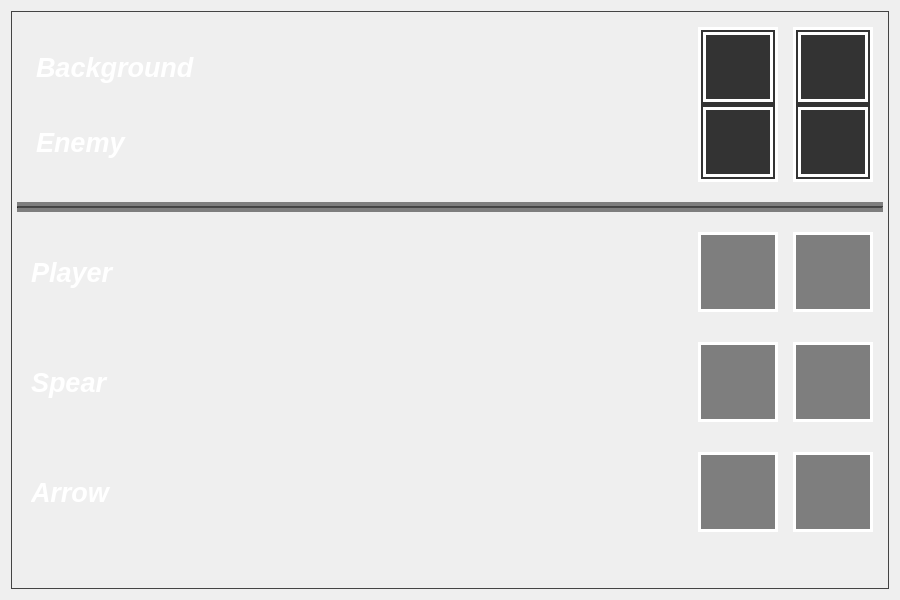
The window that skinselect.ui (MrSupremacy/cxsjsx_very_QuTe) describes before a commit, drawn with Qt 5.
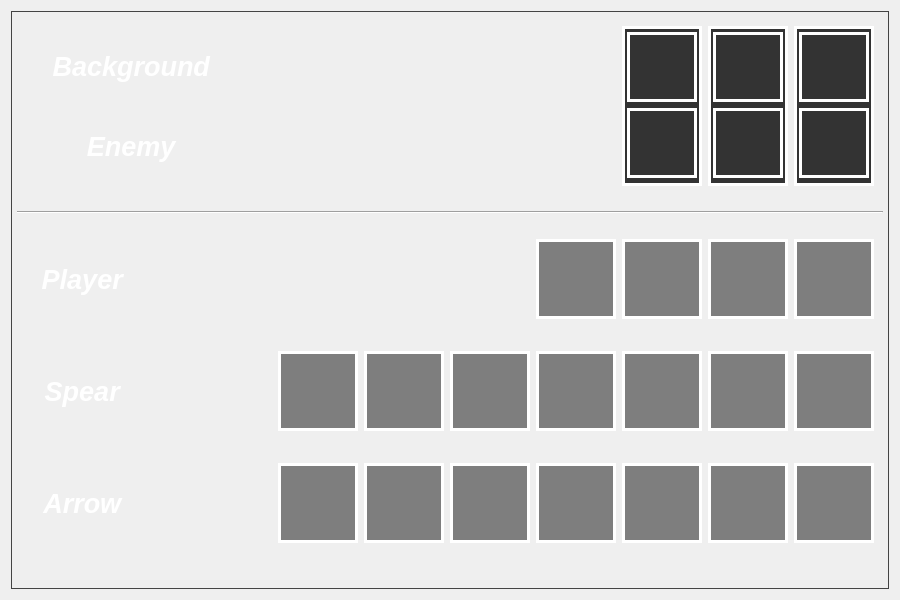
The same window after the commit. Icons and pictures are not drawn.

```diff
--- a/skinselect.ui
+++ b/skinselect.ui
@@ -44,7 +44,7 @@
       </property>
       <layout class="QVBoxLayout" name="verticalLayout_4">
        <property name="spacing">
-        <number>10</number>
+        <number>12</number>
        </property>
        <property name="leftMargin">
         <number>5</number>
@@ -75,22 +75,7 @@
 }
 </string>
          </property>
-         <layout class="QHBoxLayout" name="horizontalLayout_2">
-          <property name="spacing">
-           <number>15</number>
-          </property>
-          <property name="leftMargin">
-           <number>10</number>
-          </property>
-          <property name="topMargin">
-           <number>10</number>
-          </property>
-          <property name="rightMargin">
-           <number>10</number>
-          </property>
-          <property name="bottomMargin">
-           <number>10</number>
-          </property>
+         <layout class="QHBoxLayout" name="horizontalLayout">
           <item>
            <widget class="QWidget" name="style_l" native="true">
             <property name="styleSheet">
@@ -99,7 +84,7 @@
             </property>
             <layout class="QVBoxLayout" name="verticalLayout" stretch="0,0">
              <property name="spacing">
-              <number>5</number>
+              <number>10</number>
              </property>
              <property name="topMargin">
               <number>5</number>
@@ -114,13 +99,13 @@
               <widget class="QLabel" name="ba_l">
                <property name="minimumSize">
                 <size>
-                 <width>0</width>
+                 <width>200</width>
                  <height>70</height>
                 </size>
                </property>
                <property name="maximumSize">
                 <size>
-                 <width>16777215</width>
+                 <width>200</width>
                  <height>70</height>
                 </size>
                </property>
@@ -131,8 +116,15 @@
                  <bold>true</bold>
                 </font>
                </property>
+               <property name="styleSheet">
+                <string notr="true">border-image: url(:/ImageResources/blank_sign.png);
+border-radius: 0px;</string>
+               </property>
                <property name="text">
-                <string>Background</string>
+                <string>Background </string>
+               </property>
+               <property name="alignment">
+                <set>Qt::AlignmentFlag::AlignCenter</set>
                </property>
               </widget>
              </item>
@@ -140,13 +132,13 @@
               <widget class="QLabel" name="en_l">
                <property name="minimumSize">
                 <size>
-                 <width>0</width>
+                 <width>200</width>
                  <height>70</height>
                 </size>
                </property>
                <property name="maximumSize">
                 <size>
-                 <width>16777215</width>
+                 <width>200</width>
                  <height>70</height>
                 </size>
                </property>
@@ -157,8 +149,15 @@
                  <bold>true</bold>
                 </font>
                </property>
+               <property name="styleSheet">
+                <string notr="true">border-image: url(:/ImageResources/blank_sign.png);
+border-radius: 0px;</string>
+               </property>
                <property name="text">
-                <string>Enemy</string>
+                <string>Enemy </string>
+               </property>
+               <property name="alignment">
+                <set>Qt::AlignmentFlag::AlignCenter</set>
                </property>
               </widget>
              </item>
@@ -320,6 +319,77 @@
             </layout>
            </widget>
           </item>
+          <item>
+           <widget class="QFrame" name="style_3">
+            <property name="styleSheet">
+             <string notr="true">border: 3px solid #fff;
+border-radius: 0px;</string>
+            </property>
+            <layout class="QVBoxLayout" name="verticalLayout_6">
+             <property name="spacing">
+              <number>5</number>
+             </property>
+             <property name="leftMargin">
+              <number>2</number>
+             </property>
+             <property name="topMargin">
+              <number>2</number>
+             </property>
+             <property name="rightMargin">
+              <number>2</number>
+             </property>
+             <property name="bottomMargin">
+              <number>2</number>
+             </property>
+             <item>
+              <widget class="QPushButton" name="ba_3">
+               <property name="minimumSize">
+                <size>
+                 <width>70</width>
+                 <height>70</height>
+                </size>
+               </property>
+               <property name="maximumSize">
+                <size>
+                 <width>70</width>
+                 <height>70</height>
+                </size>
+               </property>
+               <property name="styleSheet">
+                <string notr="true">border-image: url(:/ImageResources/sandstone_top.png);
+border-radius: 0px;</string>
+               </property>
+               <property name="text">
+                <string/>
+               </property>
+              </widget>
+             </item>
+             <item>
+              <widget class="QPushButton" name="en_3">
+               <property name="minimumSize">
+                <size>
+                 <width>70</width>
+                 <height>70</height>
+                </size>
+               </property>
+               <property name="maximumSize">
+                <size>
+                 <width>70</width>
+                 <height>70</height>
+                </size>
+               </property>
+               <property name="styleSheet">
+                <string notr="true">border-image: url(:/ImageResources/HuskFace.png);
+border-radius: 0px;</string>
+               </property>
+               <property name="text">
+                <string/>
+               </property>
+              </widget>
+             </item>
+            </layout>
+           </widget>
+          </item>
          </layout>
         </widget>
        </item>
@@ -337,6 +407,10 @@
            <height>10</height>
           </size>
          </property>
+         <property name="styleSheet">
+          <string notr="true">border-image: none;
+background-color: none;</string>
+         </property>
          <property name="orientation">
           <enum>Qt::Orientation::Horizontal</enum>
          </property>
@@ -366,34 +440,19 @@
 border-image: none;
 }</string>
          </property>
-         <layout class="QHBoxLayout" name="horizontalLayout_3">
-          <property name="spacing">
-           <number>15</number>
-          </property>
-          <property name="leftMargin">
-           <number>14</number>
-          </property>
-          <property name="topMargin">
-           <number>10</number>
-          </property>
-          <property name="rightMargin">
-           <number>10</number>
-          </property>
-          <property name="bottomMargin">
-           <number>10</number>
-          </property>
+         <layout class="QHBoxLayout" name="horizontalLayout_2">
           <item>
            <widget class="QLabel" name="player_l">
             <property name="minimumSize">
              <size>
-              <width>0</width>
-              <height>80</height>
+              <width>120</width>
+              <height>70</height>
              </size>
             </property>
             <property name="maximumSize">
              <size>
-              <width>16777215</width>
-              <height>80</height>
+              <width>120</width>
+              <height>70</height>
              </size>
             </property>
             <property name="font">
@@ -404,10 +463,14 @@
              </font>
             </property>
             <property name="styleSheet">
-             <string notr="true">border-image: none;</string>
+             <string notr="true">border-image: url(:/ImageResources/plank.png);
+border-radius: 0px;</string>
             </property>
             <property name="text">
-             <string>Player</string>
+             <string>Player </string>
+            </property>
+            <property name="alignment">
+             <set>Qt::AlignmentFlag::AlignCenter</set>
             </property>
            </widget>
           </item>
@@ -425,7 +488,7 @@
            </spacer>
           </item>
           <item>
-           <widget class="QFrame" name="pl1_f">
+           <widget class="QFrame" name="plf_1">
             <property name="minimumSize">
              <size>
               <width>80</width>
@@ -489,7 +552,7 @@
            </widget>
           </item>
           <item>
-           <widget class="QFrame" name="pl2_f">
+           <widget class="QFrame" name="plf_2">
             <property name="minimumSize">
              <size>
               <width>80</width>
@@ -552,6 +615,134 @@
             </layout>
            </widget>
           </item>
+          <item>
+           <widget class="QFrame" name="plf_3">
+            <property name="minimumSize">
+             <size>
+              <width>80</width>
+              <height>80</height>
+             </size>
+            </property>
+            <property name="maximumSize">
+             <size>
+              <width>80</width>
+              <height>80</height>
+             </size>
+            </property>
+            <property name="styleSheet">
+             <string notr="true">border: 3px solid #fff;
+border-radius: 0px;</string>
+            </property>
+            <property name="frameShape">
+             <enum>QFrame::Shape::StyledPanel</enum>
+            </property>
+            <property name="frameShadow">
+             <enum>QFrame::Shadow::Raised</enum>
+            </property>
+            <layout class="QHBoxLayout" name="horizontalLayout_12">
+             <property name="leftMargin">
+              <number>0</number>
+             </property>
+             <property name="topMargin">
+              <number>0</number>
+             </property>
+             <property name="rightMargin">
+              <number>0</number>
+             </property>
+             <property name="bottomMargin">
+              <number>0</number>
+             </property>
+             <item>
+              <widget class="QPushButton" name="player_3">
+               <property name="minimumSize">
+                <size>
+                 <width>70</width>
+                 <height>70</height>
+                </size>
+               </property>
+               <property name="maximumSize">
+                <size>
+                 <width>70</width>
+                 <height>70</height>
+                </size>
+               </property>
+               <property name="styleSheet">
+                <string notr="true">border-image: url(:/ImageResources/EntitySprite_efe.png);
+border-radius: 0px;
+border: none;</string>
+               </property>
+               <property name="text">
+                <string/>
+               </property>
+              </widget>
+             </item>
+            </layout>
+           </widget>
+          </item>
+          <item>
+           <widget class="QFrame" name="plf_4">
+            <property name="minimumSize">
+             <size>
+              <width>80</width>
+              <height>80</height>
+             </size>
+            </property>
+            <property name="maximumSize">
+             <size>
+              <width>80</width>
+              <height>80</height>
+             </size>
+            </property>
+            <property name="styleSheet">
+             <string notr="true">border: 3px solid #fff;
+border-radius: 0px;</string>
+            </property>
+            <property name="frameShape">
+             <enum>QFrame::Shape::StyledPanel</enum>
+            </property>
+            <property name="frameShadow">
+             <enum>QFrame::Shadow::Raised</enum>
+            </property>
+            <layout class="QHBoxLayout" name="horizontalLayout_13">
+             <property name="leftMargin">
+              <number>0</number>
+             </property>
+             <property name="topMargin">
+              <number>0</number>
+             </property>
+             <property name="rightMargin">
+              <number>0</number>
+             </property>
+             <property name="bottomMargin">
+              <number>0</number>
+             </property>
+             <item>
+              <widget class="QPushButton" name="player_4">
+               <property name="minimumSize">
+                <size>
+                 <width>70</width>
+                 <height>70</height>
+                </size>
+               </property>
+               <property name="maximumSize">
+                <size>
+                 <width>70</width>
+                 <height>70</height>
+                </size>
+               </property>
+               <property name="styleSheet">
+                <string notr="true">border-image: url(:/ImageResources/EntitySprite_kai.png);
+border-radius: 0px;
+border: none;</string>
+               </property>
+               <property name="text">
+                <string/>
+               </property>
+              </widget>
+             </item>
+            </layout>
+           </widget>
+          </item>
          </layout>
         </widget>
        </item>
@@ -579,34 +770,19 @@
 border-image: none;
 }</string>
          </property>
-         <layout class="QHBoxLayout" name="horizontalLayout_4">
-          <property name="spacing">
-           <number>15</number>
-          </property>
-          <property name="leftMargin">
-           <number>14</number>
-          </property>
-          <property name="topMargin">
-           <number>10</number>
-          </property>
-          <property name="rightMargin">
-           <number>10</number>
-          </property>
-          <property name="bottomMargin">
-           <number>10</number>
-          </property>
+         <layout class="QHBoxLayout" name="horizontalLayout_3">
           <item>
            <widget class="QLabel" name="spear_l">
             <property name="minimumSize">
              <size>
-              <width>0</width>
-              <height>80</height>
+              <width>120</width>
+              <height>70</height>
              </size>
             </property>
             <property name="maximumSize">
              <size>
-              <width>16777215</width>
-              <height>80</height>
+              <width>120</width>
+              <height>70</height>
              </size>
             </property>
             <property name="font">
@@ -616,8 +792,15 @@
               <bold>true</bold>
              </font>
             </property>
+            <property name="styleSheet">
+             <string notr="true">border-image: url(:/ImageResources/plank.png);
+border-radius: 0px;</string>
+            </property>
             <property name="text">
-             <string>Spear</string>
+             <string>Spear </string>
+            </property>
+            <property name="alignment">
+             <set>Qt::AlignmentFlag::AlignCenter</set>
             </property>
            </widget>
           </item>
@@ -635,7 +818,7 @@
            </spacer>
           </item>
           <item>
-           <widget class="QFrame" name="sp1_f">
+           <widget class="QFrame" name="spf_1">
             <property name="minimumSize">
              <size>
               <width>80</width>
@@ -699,7 +882,7 @@
            </widget>
           </item>
           <item>
-           <widget class="QFrame" name="sp2_f">
+           <widget class="QFrame" name="spf_2">
             <property name="minimumSize">
              <size>
               <width>80</width>
@@ -762,6 +945,326 @@
             </layout>
            </widget>
           </item>
+          <item>
+           <widget class="QFrame" name="spf_3">
+            <property name="minimumSize">
+             <size>
+              <width>80</width>
+              <height>80</height>
+             </size>
+            </property>
+            <property name="maximumSize">
+             <size>
+              <width>80</width>
+              <height>80</height>
+             </size>
+            </property>
+            <property name="styleSheet">
+             <string notr="true">border: 3px solid #fff;
+border-radius: 0px;</string>
+            </property>
+            <property name="frameShape">
+             <enum>QFrame::Shape::StyledPanel</enum>
+            </property>
+            <property name="frameShadow">
+             <enum>QFrame::Shadow::Raised</enum>
+            </property>
+            <layout class="QHBoxLayout" name="horizontalLayout_14">
+             <property name="leftMargin">
+              <number>0</number>
+             </property>
+             <property name="topMargin">
+              <number>0</number>
+             </property>
+             <property name="rightMargin">
+              <number>0</number>
+             </property>
+             <property name="bottomMargin">
+              <number>0</number>
+             </property>
+             <item>
+              <widget class="QPushButton" name="spear_3">
+               <property name="minimumSize">
+                <size>
+                 <width>70</width>
+                 <height>70</height>
+                </size>
+               </property>
+               <property name="maximumSize">
+                <size>
+                 <width>70</width>
+                 <height>70</height>
+                </size>
+               </property>
+               <property name="styleSheet">
+                <string notr="true">border-radius: 0px;
+border-image: url(:/ImageResources/Invicon_Golden_Spear.png);
+border: none;</string>
+               </property>
+               <property name="text">
+                <string/>
+               </property>
+              </widget>
+             </item>
+            </layout>
+           </widget>
+          </item>
+          <item>
+           <widget class="QFrame" name="spf_4">
+            <property name="minimumSize">
+             <size>
+              <width>80</width>
+              <height>80</height>
+             </size>
+            </property>
+            <property name="maximumSize">
+             <size>
+              <width>80</width>
+              <height>80</height>
+             </size>
+            </property>
+            <property name="styleSheet">
+             <string notr="true">border: 3px solid #fff;
+border-radius: 0px;</string>
+            </property>
+            <property name="frameShape">
+             <enum>QFrame::Shape::StyledPanel</enum>
+            </property>
+            <property name="frameShadow">
+             <enum>QFrame::Shadow::Raised</enum>
+            </property>
+            <layout class="QHBoxLayout" name="horizontalLayout_15">
+             <property name="leftMargin">
+              <number>0</number>
+             </property>
+             <property name="topMargin">
+              <number>0</number>
+             </property>
+             <property name="rightMargin">
+              <number>0</number>
+             </property>
+             <property name="bottomMargin">
+              <number>0</number>
+             </property>
+             <item>
+              <widget class="QPushButton" name="spear_4">
+               <property name="minimumSize">
+                <size>
+                 <width>70</width>
+                 <height>70</height>
+                </size>
+               </property>
+               <property name="maximumSize">
+                <size>
+                 <width>70</width>
+                 <height>70</height>
+                </size>
+               </property>
+               <property name="styleSheet">
+                <string notr="true">border-radius: 0px;
+border-image: url(:/ImageResources/Invicon_Netherite_Spear.png);
+border: none;</string>
+               </property>
+               <property name="text">
+                <string/>
+               </property>
+              </widget>
+             </item>
+            </layout>
+           </widget>
+          </item>
+          <item>
+           <widget class="QFrame" name="spf_5">
+            <property name="minimumSize">
+             <size>
+              <width>80</width>
+              <height>80</height>
+             </size>
+            </property>
+            <property name="maximumSize">
+             <size>
+              <width>80</width>
+              <height>80</height>
+             </size>
+            </property>
+            <property name="styleSheet">
+             <string notr="true">border: 3px solid #fff;
+border-radius: 0px;</string>
+            </property>
+            <property name="frameShape">
+             <enum>QFrame::Shape::StyledPanel</enum>
+            </property>
+            <property name="frameShadow">
+             <enum>QFrame::Shadow::Raised</enum>
+            </property>
+            <layout class="QHBoxLayout" name="horizontalLayout_16">
+             <property name="leftMargin">
+              <number>0</number>
+             </property>
+             <property name="topMargin">
+              <number>0</number>
+             </property>
+             <property name="rightMargin">
+              <number>0</number>
+             </property>
+             <property name="bottomMargin">
+              <number>0</number>
+             </property>
+             <item>
+              <widget class="QPushButton" name="spear_5">
+               <property name="minimumSize">
+                <size>
+                 <width>70</width>
+                 <height>70</height>
+                </size>
+               </property>
+               <property name="maximumSize">
+                <size>
+                 <width>70</width>
+                 <height>70</height>
+                </size>
+               </property>
+               <property name="styleSheet">
+                <string notr="true">border-radius: 0px;
+border-image: url(:/ImageResources/Invicon_Stone_Spear.png);
+border: none;</string>
+               </property>
+               <property name="text">
+                <string/>
+               </property>
+              </widget>
+             </item>
+            </layout>
+           </widget>
+          </item>
+          <item>
+           <widget class="QFrame" name="spf_6">
+            <property name="minimumSize">
+             <size>
+              <width>80</width>
+              <height>80</height>
+             </size>
+            </property>
+            <property name="maximumSize">
+             <size>
+              <width>80</width>
+              <height>80</height>
+             </size>
+            </property>
+            <property name="styleSheet">
+             <string notr="true">border: 3px solid #fff;
+border-radius: 0px;</string>
+            </property>
+            <property name="frameShape">
+             <enum>QFrame::Shape::StyledPanel</enum>
+            </property>
+            <property name="frameShadow">
+             <enum>QFrame::Shadow::Raised</enum>
+            </property>
+            <layout class="QHBoxLayout" name="horizontalLayout_17">
+             <property name="leftMargin">
+              <number>0</number>
+             </property>
+             <property name="topMargin">
+              <number>0</number>
+             </property>
+             <property name="rightMargin">
+              <number>0</number>
+             </property>
+             <property name="bottomMargin">
+              <number>0</number>
+             </property>
+             <item>
+              <widget class="QPushButton" name="spear_6">
+               <property name="minimumSize">
+                <size>
+                 <width>70</width>
+                 <height>70</height>
+                </size>
+               </property>
+               <property name="maximumSize">
+                <size>
+                 <width>70</width>
+                 <height>70</height>
+                </size>
+               </property>
+               <property name="styleSheet">
+                <string notr="true">border-radius: 0px;
+border-image: url(:/ImageResources/Invicon_Iron_Spear.png);
+border: none;</string>
+               </property>
+               <property name="text">
+                <string/>
+               </property>
+              </widget>
+             </item>
+            </layout>
+           </widget>
+          </item>
+          <item>
+           <widget class="QFrame" name="spf_7">
+            <property name="minimumSize">
+             <size>
+              <width>80</width>
+              <height>80</height>
+             </size>
+            </property>
+            <property name="maximumSize">
+             <size>
+              <width>80</width>
+              <height>80</height>
+             </size>
+            </property>
+            <property name="styleSheet">
+             <string notr="true">border: 3px solid #fff;
+border-radius: 0px;</string>
+            </property>
+            <property name="frameShape">
+             <enum>QFrame::Shape::StyledPanel</enum>
+            </property>
+            <property name="frameShadow">
+             <enum>QFrame::Shadow::Raised</enum>
+            </property>
+            <layout class="QHBoxLayout" name="horizontalLayout_23">
+             <property name="leftMargin">
+              <number>0</number>
+             </property>
+             <property name="topMargin">
+              <number>0</number>
+             </property>
+             <property name="rightMargin">
+              <number>0</number>
+             </property>
+             <property name="bottomMargin">
+              <number>0</number>
+             </property>
+             <item>
+              <widget class="QPushButton" name="spear_7">
+               <property name="minimumSize">
+                <size>
+                 <width>70</width>
+                 <height>70</height>
+                </size>
+               </property>
+               <property name="maximumSize">
+                <size>
+                 <width>70</width>
+                 <height>70</height>
+                </size>
+               </property>
+               <property name="styleSheet">
+                <string notr="true">border-radius: 0px;
+border-image: url(:/ImageResources/Invicon_Copper_Spear.png);
+border: none;</string>
+               </property>
+               <property name="text">
+                <string/>
+               </property>
+              </widget>
+             </item>
+            </layout>
+           </widget>
+          </item>
          </layout>
         </widget>
        </item>
@@ -789,34 +1292,19 @@
 border-image: none;
 }</string>
          </property>
-         <layout class="QHBoxLayout" name="horizontalLayout_5">
-          <property name="spacing">
-           <number>15</number>
-          </property>
-          <property name="leftMargin">
-           <number>14</number>
-          </property>
-          <property name="topMargin">
-           <number>10</number>
-          </property>
-          <property name="rightMargin">
-           <number>10</number>
-          </property>
-          <property name="bottomMargin">
-           <number>10</number>
-          </property>
+         <layout class="QHBoxLayout" name="horizontalLayout_4">
           <item>
            <widget class="QLabel" name="arrow_l">
             <property name="minimumSize">
              <size>
-              <width>0</width>
-              <height>80</height>
+              <width>120</width>
+              <height>70</height>
              </size>
             </property>
             <property name="maximumSize">
              <size>
-              <width>16777215</width>
-              <height>80</height>
+              <width>120</width>
+              <height>70</height>
              </size>
             </property>
             <property name="font">
@@ -826,8 +1314,16 @@
               <bold>true</bold>
              </font>
             </property>
+            <property name="styleSheet">
+             <string notr="true">border-image: url(:/ImageResources/plank.png);
+border-radius: 0px;
+</string>
+            </property>
             <property name="text">
-             <string>Arrow</string>
+             <string>Arrow </string>
+            </property>
+            <property name="alignment">
+             <set>Qt::AlignmentFlag::AlignCenter</set>
             </property>
            </widget>
           </item>
@@ -845,7 +1341,7 @@
            </spacer>
           </item>
           <item>
-           <widget class="QFrame" name="ar1_f">
+           <widget class="QFrame" name="arf_1">
             <property name="minimumSize">
              <size>
               <width>80</width>
@@ -909,7 +1405,7 @@
            </widget>
           </item>
           <item>
-           <widget class="QFrame" name="ar2_f">
+           <widget class="QFrame" name="arf_2">
             <property name="minimumSize">
              <size>
               <width>80</width>
@@ -972,6 +1468,326 @@
             </layout>
            </widget>
           </item>
+          <item>
+           <widget class="QFrame" name="arf_3">
+            <property name="minimumSize">
+             <size>
+              <width>80</width>
+              <height>80</height>
+             </size>
+            </property>
+            <property name="maximumSize">
+             <size>
+              <width>80</width>
+              <height>80</height>
+             </size>
+            </property>
+            <property name="styleSheet">
+             <string notr="true">border: 3px solid #fff;
+border-radius: 0px;</string>
+            </property>
+            <property name="frameShape">
+             <enum>QFrame::Shape::StyledPanel</enum>
+            </property>
+            <property name="frameShadow">
+             <enum>QFrame::Shadow::Raised</enum>
+            </property>
+            <layout class="QHBoxLayout" name="horizontalLayout_18">
+             <property name="leftMargin">
+              <number>0</number>
+             </property>
+             <property name="topMargin">
+              <number>0</number>
+             </property>
+             <property name="rightMargin">
+              <number>0</number>
+             </property>
+             <property name="bottomMargin">
+              <number>0</number>
+             </property>
+             <item>
+              <widget class="QPushButton" name="arrow_3">
+               <property name="minimumSize">
+                <size>
+                 <width>70</width>
+                 <height>70</height>
+                </size>
+               </property>
+               <property name="maximumSize">
+                <size>
+                 <width>70</width>
+                 <height>70</height>
+                </size>
+               </property>
+               <property name="styleSheet">
+                <string notr="true">border-image: url(:/ImageResources/Invicon_Arrow.png);
+border-radius: 0px;
+border: none;</string>
+               </property>
+               <property name="text">
+                <string/>
+               </property>
+              </widget>
+             </item>
+            </layout>
+           </widget>
+          </item>
+          <item>
+           <widget class="QFrame" name="arf_4">
+            <property name="minimumSize">
+             <size>
+              <width>80</width>
+              <height>80</height>
+             </size>
+            </property>
+            <property name="maximumSize">
+             <size>
+              <width>80</width>
+              <height>80</height>
+             </size>
+            </property>
+            <property name="styleSheet">
+             <string notr="true">border: 3px solid #fff;
+border-radius: 0px;</string>
+            </property>
+            <property name="frameShape">
+             <enum>QFrame::Shape::StyledPanel</enum>
+            </property>
+            <property name="frameShadow">
+             <enum>QFrame::Shadow::Raised</enum>
+            </property>
+            <layout class="QHBoxLayout" name="horizontalLayout_19">
+             <property name="leftMargin">
+              <number>0</number>
+             </property>
+             <property name="topMargin">
+              <number>0</number>
+             </property>
+             <property name="rightMargin">
+              <number>0</number>
+             </property>
+             <property name="bottomMargin">
+              <number>0</number>
+             </property>
+             <item>
+              <widget class="QPushButton" name="arrow_4">
+               <property name="minimumSize">
+                <size>
+                 <width>70</width>
+                 <height>70</height>
+                </size>
+               </property>
+               <property name="maximumSize">
+                <size>
+                 <width>70</width>
+                 <height>70</height>
+                </size>
+               </property>
+               <property name="styleSheet">
+                <string notr="true">border-image: url(:/ImageResources/Invicon_Arrow_of_Healing.png);
+border-radius: 0px;
+border: none;</string>
+               </property>
+               <property name="text">
+                <string/>
+               </property>
+              </widget>
+             </item>
+            </layout>
+           </widget>
+          </item>
+          <item>
+           <widget class="QFrame" name="arf_5">
+            <property name="minimumSize">
+             <size>
+              <width>80</width>
+              <height>80</height>
+             </size>
+            </property>
+            <property name="maximumSize">
+             <size>
+              <width>80</width>
+              <height>80</height>
+             </size>
+            </property>
+            <property name="styleSheet">
+             <string notr="true">border: 3px solid #fff;
+border-radius: 0px;</string>
+            </property>
+            <property name="frameShape">
+             <enum>QFrame::Shape::StyledPanel</enum>
+            </property>
+            <property name="frameShadow">
+             <enum>QFrame::Shadow::Raised</enum>
+            </property>
+            <layout class="QHBoxLayout" name="horizontalLayout_20">
+             <property name="leftMargin">
+              <number>0</number>
+             </property>
+             <property name="topMargin">
+              <number>0</number>
+             </property>
+             <property name="rightMargin">
+              <number>0</number>
+             </property>
+             <property name="bottomMargin">
+              <number>0</number>
+             </property>
+             <item>
+              <widget class="QPushButton" name="arrow_5">
+               <property name="minimumSize">
+                <size>
+                 <width>70</width>
+                 <height>70</height>
+                </size>
+               </property>
+               <property name="maximumSize">
+                <size>
+                 <width>70</width>
+                 <height>70</height>
+                </size>
+               </property>
+               <property name="styleSheet">
+                <string notr="true">border-image: url(:/ImageResources/Invicon_Arrow_of_Swiftness.png);
+border-radius: 0px;
+border: none;</string>
+               </property>
+               <property name="text">
+                <string/>
+               </property>
+              </widget>
+             </item>
+            </layout>
+           </widget>
+          </item>
+          <item>
+           <widget class="QFrame" name="arf_6">
+            <property name="minimumSize">
+             <size>
+              <width>80</width>
+              <height>80</height>
+             </size>
+            </property>
+            <property name="maximumSize">
+             <size>
+              <width>80</width>
+              <height>80</height>
+             </size>
+            </property>
+            <property name="styleSheet">
+             <string notr="true">border: 3px solid #fff;
+border-radius: 0px;</string>
+            </property>
+            <property name="frameShape">
+             <enum>QFrame::Shape::StyledPanel</enum>
+            </property>
+            <property name="frameShadow">
+             <enum>QFrame::Shadow::Raised</enum>
+            </property>
+            <layout class="QHBoxLayout" name="horizontalLayout_21">
+             <property name="leftMargin">
+              <number>0</number>
+             </property>
+             <property name="topMargin">
+              <number>0</number>
+             </property>
+             <property name="rightMargin">
+              <number>0</number>
+             </property>
+             <property name="bottomMargin">
+              <number>0</number>
+             </property>
+             <item>
+              <widget class="QPushButton" name="arrow_6">
+               <property name="minimumSize">
+                <size>
+                 <width>70</width>
+                 <height>70</height>
+                </size>
+               </property>
+               <property name="maximumSize">
+                <size>
+                 <width>70</width>
+                 <height>70</height>
+                </size>
+               </property>
+               <property name="styleSheet">
+                <string notr="true">border-image: url(:/ImageResources/Invicon_Arrow_of_Wind_Charging.png);
+border-radius: 0px;
+border: none;</string>
+               </property>
+               <property name="text">
+                <string/>
+               </property>
+              </widget>
+             </item>
+            </layout>
+           </widget>
+          </item>
+          <item>
+           <widget class="QFrame" name="arf_7">
+            <property name="minimumSize">
+             <size>
+              <width>80</width>
+              <height>80</height>
+             </size>
+            </property>
+            <property name="maximumSize">
+             <size>
+              <width>80</width>
+              <height>80</height>
+             </size>
+            </property>
+            <property name="styleSheet">
+             <string notr="true">border: 3px solid #fff;
+border-radius: 0px;</string>
+            </property>
+            <property name="frameShape">
+             <enum>QFrame::Shape::StyledPanel</enum>
+            </property>
+            <property name="frameShadow">
+             <enum>QFrame::Shadow::Raised</enum>
+            </property>
+            <layout class="QHBoxLayout" name="horizontalLayout_22">
+             <property name="leftMargin">
+              <number>0</number>
+             </property>
+             <property name="topMargin">
+              <number>0</number>
+             </property>
+             <property name="rightMargin">
+              <number>0</number>
+             </property>
+             <property name="bottomMargin">
+              <number>0</number>
+             </property>
+             <item>
+              <widget class="QPushButton" name="arrow_7">
+               <property name="minimumSize">
+                <size>
+                 <width>70</width>
+                 <height>70</height>
+                </size>
+               </property>
+               <property name="maximumSize">
+                <size>
+                 <width>70</width>
+                 <height>70</height>
+                </size>
+               </property>
+               <property name="styleSheet">
+                <string notr="true">border-image: url(:/ImageResources/Invicon_Arrow_of_the_Turtle_Master.png);
+border-radius: 0px;
+border: none;</string>
+               </property>
+               <property name="text">
+                <string/>
+               </property>
+              </widget>
+             </item>
+            </layout>
+           </widget>
+          </item>
          </layout>
         </widget>
        </item>
```
